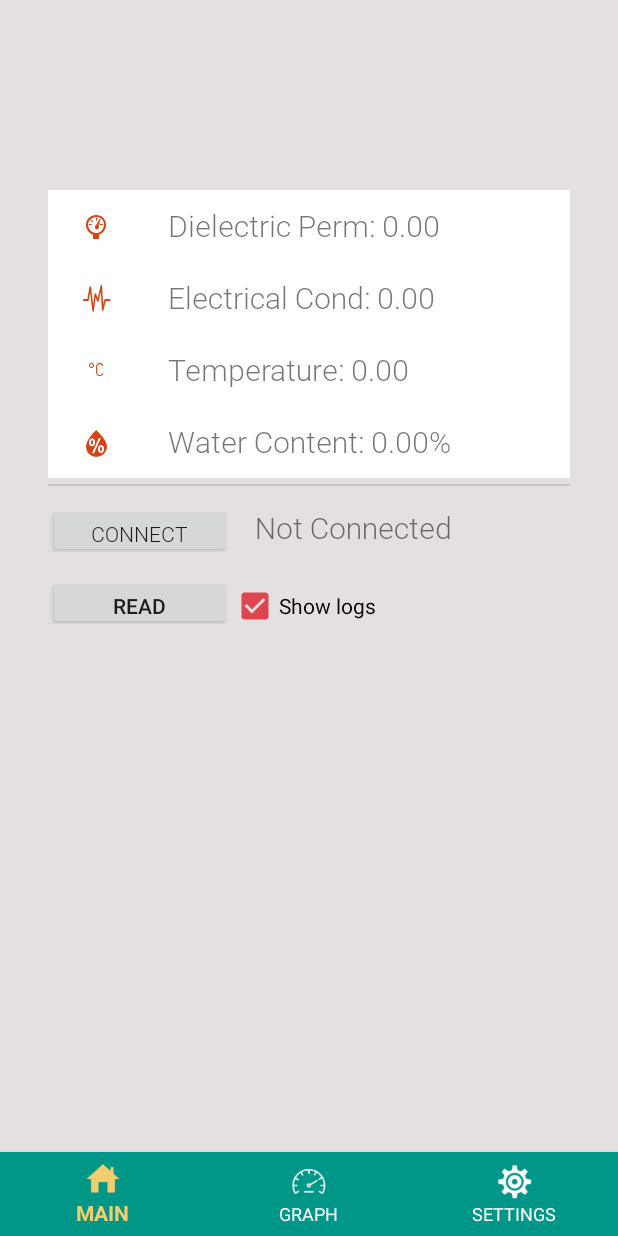
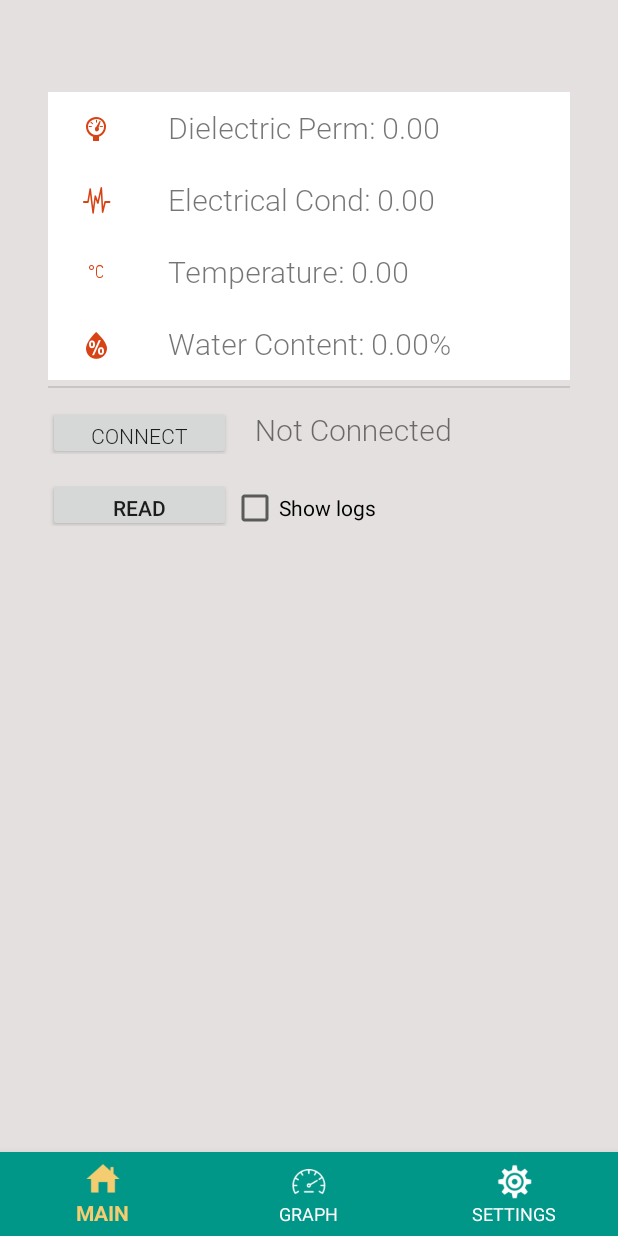
Before and after one commit to plantmer/soilsensor, an Android app: the screen it shows after launch (MainActivity), on a phone screen of 412 x 824 dp. Run offline under Robolectric (Android 15) with nearby library versions, the phone set to English and light mode, and no system bars; our stand-ins replace Room's generated code; libraries missing offline, so code that uses them is left out: com.github.mikephil.charting; 117 statements that could not run were skipped.

Commit message:
chartz wokz

```diff
--- a/app/src/main/java/com/plantmer/soilsensor/Fragment/MainFragment.java
+++ b/app/src/main/java/com/plantmer/soilsensor/Fragment/MainFragment.java
@@ -152,7 +152,8 @@ public class MainFragment extends Fragment implements View.OnClickListener{
         mIconVWCView.setTypeface(weatherFontIcon);
         mIconVWCView.setText(mIconVWC);
         showLogCB = getActivity().findViewById( R.id.showLogCB );
-        showLogCB.setChecked(true);
+        showLogCB.setChecked(false);
+        main.setLog(false);
         showLogCB.setOnCheckedChangeListener(new CompoundButton.OnCheckedChangeListener(){
             @Override
             public void onCheckedChanged(CompoundButton buttonView, boolean isChecked){
--- a/app/src/main/res/layout/fragment_1.xml
+++ b/app/src/main/res/layout/fragment_1.xml
@@ -23,7 +23,7 @@
 
                 <Button
                     android:id="@+id/genButton"
-                    android:layout_width="122dp"
+                    android:layout_width="222dp"
                     android:layout_height="36dp"
                     android:text="CSV to clipboard" />
             </LinearLayout>
```
Also changed, not shown: app/src/main/java/com/plantmer/soilsensor/Fragment/GraphFragment.java (+12 -1 lines).
